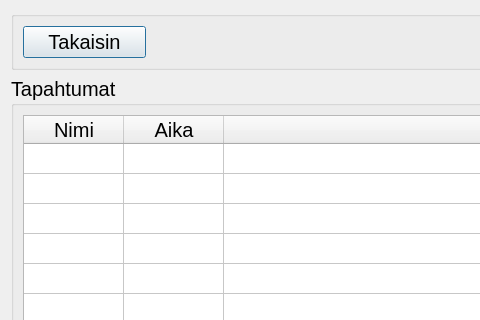
This is frontend/accountDLL/accountdialog.ui in JnsRdnp/ATM-Simulator as Qt 5 draws it before an edit; both pictures show x 0 to 480 and y 0 to 320 of the 1280 by 720 pixel window. The edited form follows.
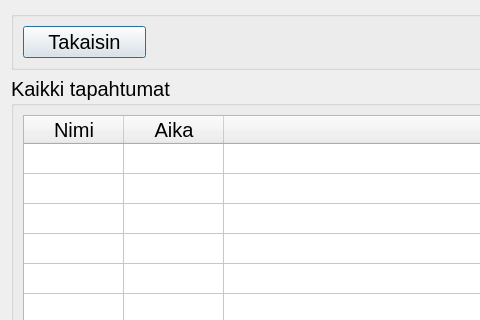
This is the edited form.

Commit message: Full screen ready to be tested

What changed in the file:
```diff
--- a/frontend/accountDLL/accountdialog.ui
+++ b/frontend/accountDLL/accountdialog.ui
@@ -56,7 +56,7 @@
       </font>
      </property>
      <property name="title">
-      <string>Tapahtumat</string>
+      <string>Kaikki tapahtumat</string>
      </property>
      <layout class="QHBoxLayout" name="horizontalLayout" stretch="2,0">
       <item>
```
Left out of the diff: 3 changed lines with no effect on the pictures. The commit also changes 1 other file.
